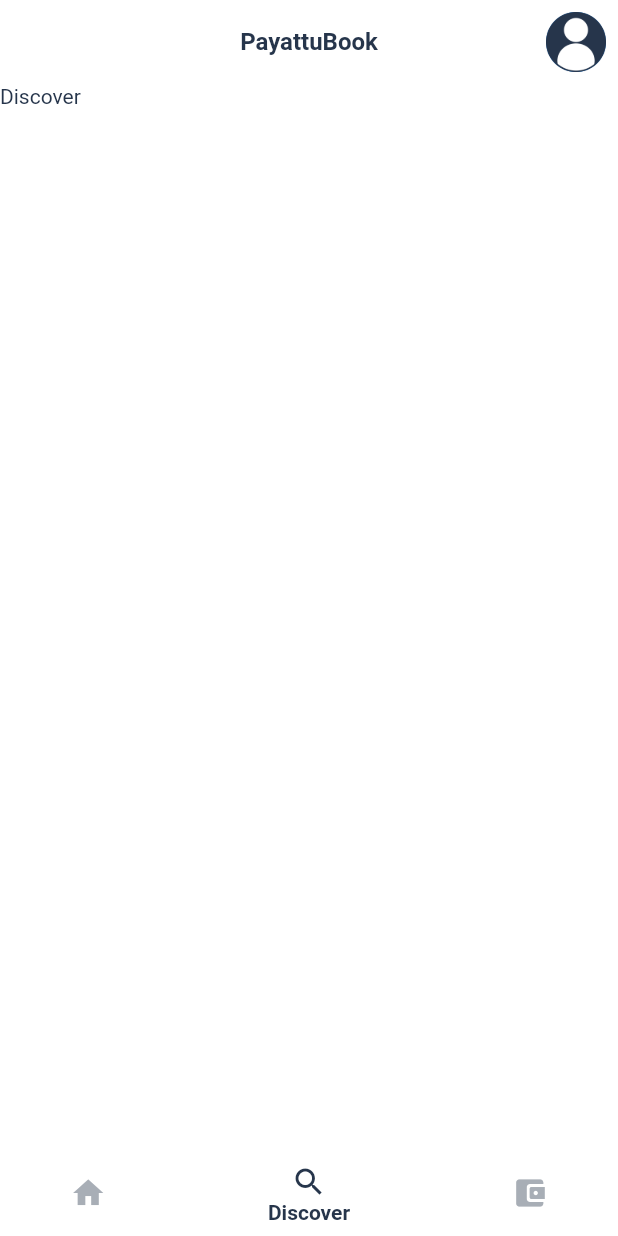
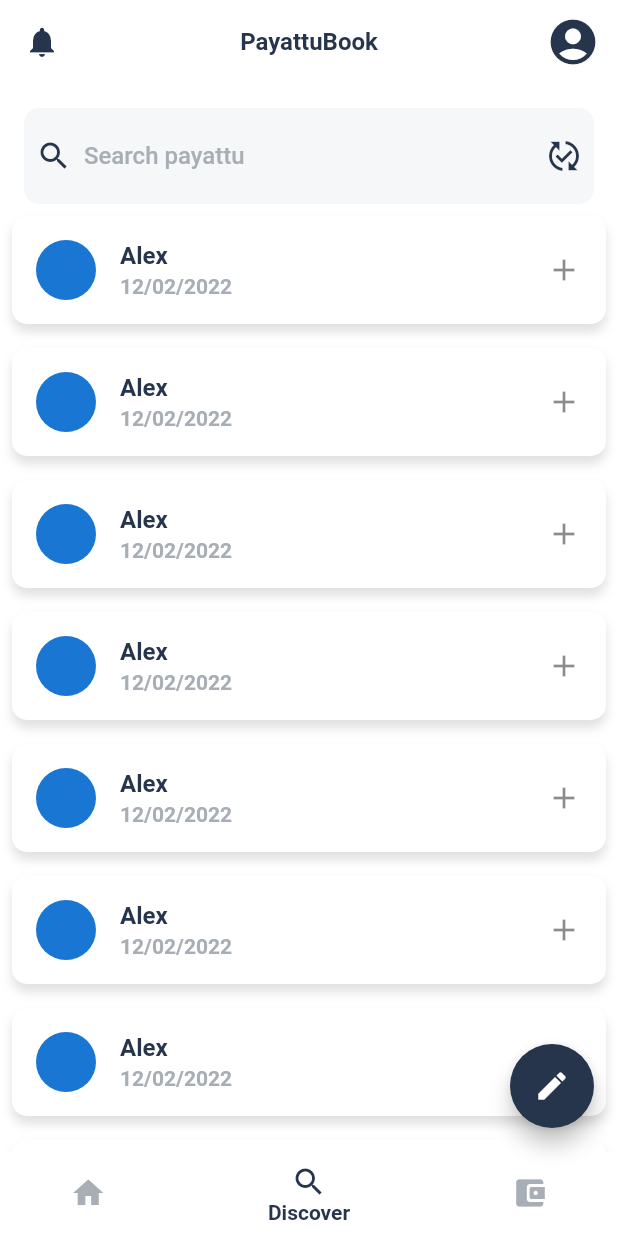
Before and after one commit to rijfas/payattubook, a Flutter app: the DashboardScreen screen opened by its route, item 2 of the bottom bar chosen, on a phone screen of 412 x 824 dp. Run offline on Flutter 3.47's test engine with Material 2 defaults, Android fonts, the light colour scheme and no system bars; our stand-ins replace bloc, flutter_bloc, flutter_svg, image_picker, supabase_flutter, validators; accounts and stored records are empty.

Commit message:
feat:payattu create

```diff
--- a/lib/app.dart
+++ b/lib/app.dart
@@ -1,5 +1,6 @@
 import 'package:flutter/material.dart';
 import 'package:flutter_bloc/flutter_bloc.dart';
+import 'package:payattubook/logic/payattu/cubit/payattu_cubit.dart';
 
 import 'core/themes/app_theme.dart';
 import 'logic/authentication/cubit/authentication_cubit.dart';
@@ -15,6 +16,9 @@ class App extends StatelessWidget {
         BlocProvider<AuthenticationCubit>(
           create: (_) => AuthenticationCubit(),
         ),
+        BlocProvider<PayattuCubit>(
+          create: (_) => PayattuCubit(),
+        ),
       ],
       child: MaterialApp(
         onGenerateRoute: AppRouter.onGenerateRoute,
--- /dev/null
+++ b/lib/logic/payattu/cubit/payattu_state.dart
@@ -0,0 +1,14 @@
+part of 'payattu_cubit.dart';
+
+abstract class PayattuState {}
+
+class PayattuLoading extends PayattuState {}
+
+class PayattuLoaded extends PayattuState {}
+
+class PayattuError extends PayattuState {
+  final String message;
+  PayattuError({required this.message});
+}
+
+class PayattuCreated extends PayattuState {}
--- a/lib/presentation/router/app_router.dart
+++ b/lib/presentation/router/app_router.dart
@@ -1,7 +1,8 @@
 import 'package:flutter/material.dart';
-import 'package:payattubook/presentation/screens/dashboard_screen/dashboard_screen.dart';
-import 'package:payattubook/presentation/screens/sign_in_screen/sign_in_screen.dart';
-import 'package:payattubook/presentation/screens/sign_up_screen/sign_up_screen.dart';
+import 'package:payattubook/presentation/screens/create_payattu_screen/create_payattu_screen.dart';
+import '../screens/dashboard_screen/dashboard_screen.dart';
+import '../screens/sign_in_screen/sign_in_screen.dart';
+import '../screens/sign_up_screen/sign_up_screen.dart';
 
 import '../../core/exceptions/invalid_route_exception.dart';
 import '../screens/loading_screen/loading_screen.dart';
@@ -13,6 +14,7 @@ class AppRouter {
   static const signInScreen = 'sign-in-screen';
   static const signUpScreen = 'sign-up-screen';
   static const dashboardScreen = 'dashboard-screen';
+  static const createPayattuScreen = 'create-payattu-screen';
 
   static Route onGenerateRoute(RouteSettings routeSettings) {
     switch (routeSettings.name) {
@@ -24,6 +26,8 @@ class AppRouter {
         return MaterialPageRoute(builder: (_) => const SignUpScreen());
       case dashboardScreen:
         return MaterialPageRoute(builder: (_) => const DashboardScreen());
+      case createPayattuScreen:
+        return MaterialPageRoute(builder: (_) => const CreatePayattuScreen());
       default:
         throw InvalidRouteException(
             "invalid route reached : ${routeSettings.name}");
--- a/lib/presentation/screens/dashboard_screen/dashboard_screen.dart
+++ b/lib/presentation/screens/dashboard_screen/dashboard_screen.dart
@@ -1,8 +1,9 @@
 import 'package:flutter/material.dart';
 import 'package:flutter_bloc/flutter_bloc.dart';
 
-import '../../../core/constants/assets.dart';
 import '../../../logic/authentication/cubit/authentication_cubit.dart';
+import '../../router/app_router.dart';
+import 'pages/discover_page.dart';
 
 class DashboardScreen extends StatefulWidget {
   const DashboardScreen({Key? key}) : super(key: key);
@@ -16,7 +17,7 @@ class _DashboardScreenState extends State<DashboardScreen> {
 
   final List<Widget> _pages = const [
     Text('home'),
-    Text('Discover'),
+    DiscoverPage(),
     Text('Transactions'),
   ];
 
@@ -24,7 +25,8 @@ class _DashboardScreenState extends State<DashboardScreen> {
   Widget build(BuildContext context) {
     return Scaffold(
       appBar: AppBar(
-        automaticallyImplyLeading: false,
+        leading:
+            IconButton(onPressed: () {}, icon: const Icon(Icons.notifications)),
         centerTitle: true,
         title: const Text('PayattuBook'),
         actions: [
@@ -38,7 +40,12 @@ class _DashboardScreenState extends State<DashboardScreen> {
                   backgroundImage: NetworkImage(state.user.profileUrl),
                 );
               }
-              return CircleAvatar(child: Image.asset(Assets.defaultProfile));
+              return IconButton(
+                  onPressed: () {},
+                  icon: const Icon(
+                    Icons.account_circle,
+                    size: 36.0,
+                  ));
             }),
           )
         ],
@@ -70,6 +77,17 @@ class _DashboardScreenState extends State<DashboardScreen> {
           )
         ],
       ),
+      floatingActionButton: (_currentIndex == 1)
+          ? FloatingActionButton(
+              backgroundColor: Theme.of(context).primaryColor,
+              child: const Icon(
+                Icons.edit,
+                color: Colors.white,
+              ),
+              onPressed: () {
+                Navigator.of(context).pushNamed(AppRouter.createPayattuScreen);
+              })
+          : null,
     );
   }
 }
--- /dev/null
+++ b/lib/presentation/screens/dashboard_screen/pages/discover_page.dart
@@ -0,0 +1,88 @@
+import 'package:flutter/material.dart';
+import 'package:payattubook/core/themes/app_theme.dart';
+
+class DiscoverPage extends StatelessWidget {
+  const DiscoverPage({Key? key}) : super(key: key);
+
+  @override
+  Widget build(BuildContext context) {
+    final Size size = MediaQuery.of(context).size;
+    return SizedBox(
+      height: size.height - kToolbarHeight,
+      child: SingleChildScrollView(
+        child: Padding(
+          padding: const EdgeInsets.all(8.0),
+          child: Column(
+            children: [
+              Container(
+                margin: const EdgeInsets.all(8.0),
+                padding: const EdgeInsets.all(8.0),
+                decoration: BoxDecoration(
+                  color: AppTheme.lightInputBackgroundColor,
+                  borderRadius: BorderRadius.circular(10.0),
+                ),
+                child: Row(
+                  children: const [
+                    Icon(Icons.search),
+                    SizedBox(
+                      width: 8.0,
+                    ),
+                    Expanded(
+                      child: TextField(
+                        decoration: InputDecoration(
+                          border: InputBorder.none,
+                          hintText: 'Search payattu',
+                          hintStyle: TextStyle(
+                            fontWeight: FontWeight.w500,
+                            color: AppTheme.lightSecondaryColor,
+                          ),
+                          contentPadding: EdgeInsets.zero,
+                        ),
+                      ),
+                    ),
+                    Icon(Icons.published_with_changes_sharp)
+                  ],
+                ),
+              ),
+              ListView.builder(
+                physics: const ScrollPhysics(),
+                itemCount: 40,
+                shrinkWrap: true,
+                itemBuilder: (context, index) => Container(
+                  margin: const EdgeInsets.only(bottom: 16.0),
+                  decoration: BoxDecoration(
+                    borderRadius: BorderRadius.circular(10.0),
+                    color: Colors.white,
+                    boxShadow: const [
+                      BoxShadow(
+                        offset: Offset(0, 5),
+                        color: Colors.black12,
+                        blurRadius: 5,
+                      )
+                    ],
+                  ),
+                  child: ListTile(
+                    onTap: () {},
+                    leading: CircleAvatar(),
+                    title: Text(
+                      'Alex',
+                      style: const TextStyle(fontWeight: FontWeight.bold),
+                    ),
+                    subtitle: Text(
+                      '12/02/2022',
+                      style: TextStyle(
+                        fontWeight: FontWeight.bold,
+                        color: Theme.of(context).colorScheme.secondary,
+                      ),
+                    ),
+                    trailing: Icon(Icons.add),
+                  ),
+                ),
+              )
+            ],
+          ),
+        ),
+      ),
+    );
+  }
+}
--- a/lib/presentation/screens/loading_screen/loading_screen.dart
+++ b/lib/presentation/screens/loading_screen/loading_screen.dart
@@ -1,6 +1,6 @@
 import 'package:flutter/material.dart';
-import 'package:payattubook/core/utils/utils.dart';
-import 'package:payattubook/presentation/router/app_router.dart';
+import '../../../core/utils/utils.dart';
+import '../../router/app_router.dart';
 
 class LoadingScreen extends StatefulWidget {
   const LoadingScreen({Key? key}) : super(key: key);
--- a/lib/presentation/screens/sign_in_screen/sign_in_screen.dart
+++ b/lib/presentation/screens/sign_in_screen/sign_in_screen.dart
@@ -1,10 +1,10 @@
 import 'package:flutter/material.dart';
 import 'package:flutter_bloc/flutter_bloc.dart';
 import 'package:flutter_svg/flutter_svg.dart';
-import 'package:payattubook/core/utils/validators.dart';
 
 import '../../../core/constants/assets.dart';
 import '../../../core/utils/utils.dart';
+import '../../../core/utils/validators.dart';
 import '../../../logic/authentication/cubit/authentication_cubit.dart';
 import '../../components/rounded_elevated_button.dart';
 import '../../components/underlined_icon_text_field.dart';
--- a/lib/presentation/screens/sign_up_screen/sign_up_screen.dart
+++ b/lib/presentation/screens/sign_up_screen/sign_up_screen.dart
@@ -2,10 +2,10 @@ import 'dart:typed_data';
 
 import 'package:flutter/material.dart';
 import 'package:flutter_bloc/flutter_bloc.dart';
-import 'package:payattubook/core/utils/utils.dart';
-import 'package:payattubook/core/utils/validators.dart';
-import 'package:payattubook/logic/authentication/cubit/authentication_cubit.dart';
 
+import '../../../core/utils/utils.dart';
+import '../../../core/utils/validators.dart';
+import '../../../logic/authentication/cubit/authentication_cubit.dart';
 import '../../components/avatar_image_picker.dart';
 import '../../components/rounded_elevated_button.dart';
 import '../../components/underlined_icon_text_field.dart';
```
Also changed, not shown: lib/data/payattu/models/payattu.dart (added, +99 -0 lines), lib/logic/payattu/cubit/payattu_cubit.dart (added, +56 -0 lines), lib/presentation/screens/create_payattu_screen/components/custom_date_picker.dart (added, +53 -0 lines), lib/presentation/screens/create_payattu_screen/components/custom_time_picker.dart (added, +49 -0 lines), lib/presentation/screens/create_payattu_screen/create_payattu_screen.dart (added, +150 -0 lines).
